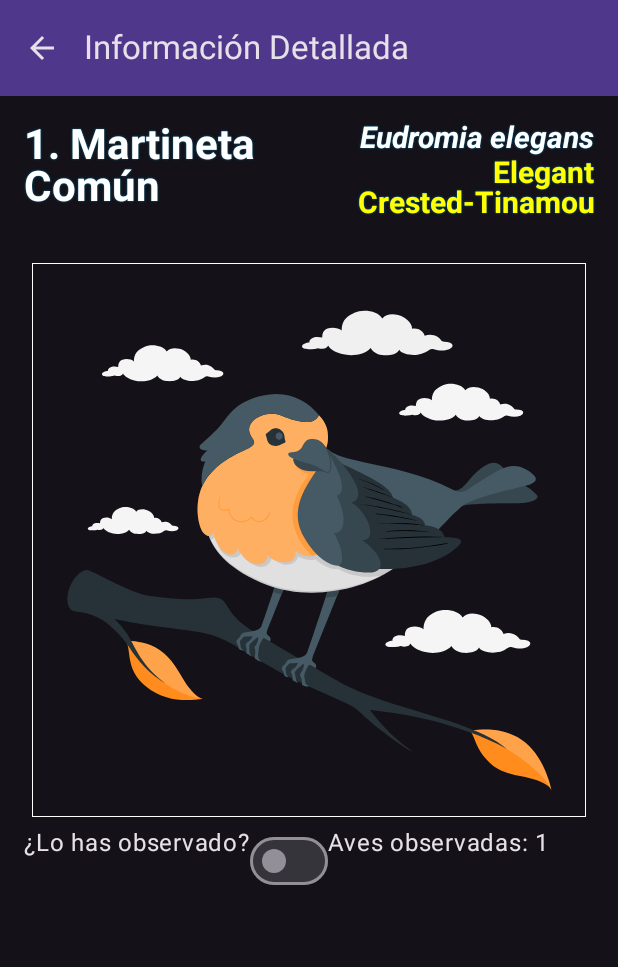
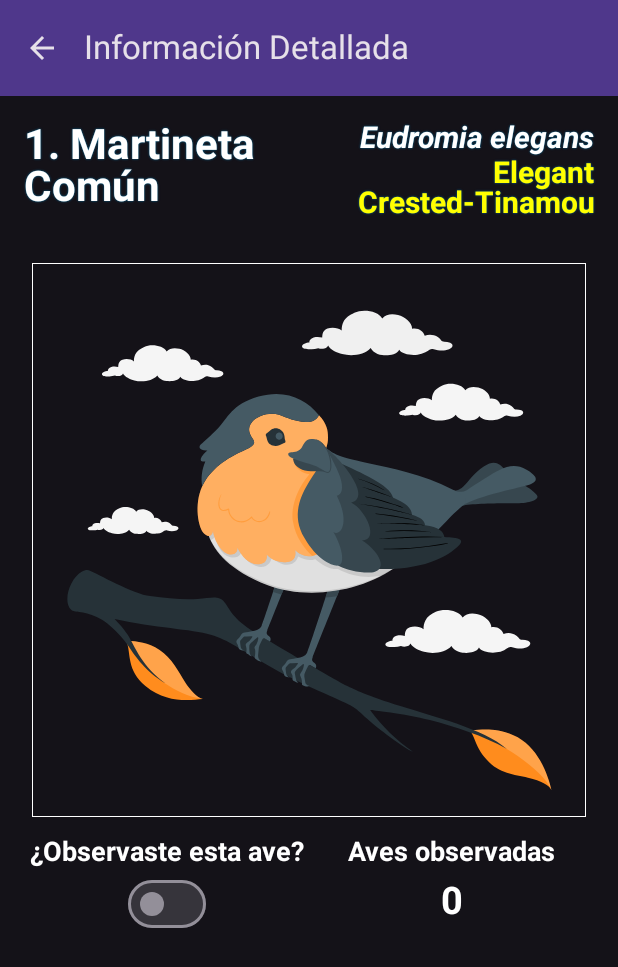
Before and after one commit to PernasA/MyBirdsApp, an Android app built with Jetpack Compose: the BirdsListPage screen opened through its navigation route, after a tap on an icon or button, on a phone screen of 412 x 824 dp. Shown: the top 967 px of the screen. Run offline under Robolectric (Android 15) with nearby library versions, the phone set to English and light mode, and no system bars; our stand-ins replace Room's generated code, livedata-compose.

Commit message:
Checkbox working | Checkbox added to check when a bird was observed.

```diff
--- /dev/null
+++ b/app/src/main/java/com/example/mybirdsapp/models/GlobalCounterBirdsObserved.kt
@@ -0,0 +1,23 @@
+import androidx.lifecycle.LiveData
+import androidx.lifecycle.MutableLiveData
+
+object GlobalCounterBirdsObserved {
+    private val _counter = MutableLiveData(0)
+    val counter: LiveData<Int> get() = _counter
+
+    fun setCounter(value: Int) {
+        _counter.value = value
+    }
+
+    private fun incrementCounter() {
+        _counter.value = (_counter.value ?: 0) + 1
+    }
+
+    fun toggleCounter(isObserved: Boolean) {
+        if (isObserved) {
+            incrementCounter()
+        } else {
+            _counter.value = (_counter.value ?: 0) - 1
+        }
+    }
+}
--- a/app/src/main/java/com/example/mybirdsapp/viewModels/BirdsListViewModel.kt
+++ b/app/src/main/java/com/example/mybirdsapp/viewModels/BirdsListViewModel.kt
@@ -43,6 +43,10 @@ class BirdsListViewModel(
                 listObservedBirds = roomBirdsDao.getAllBirds().first()
                 if (listObservedBirds.isEmpty()){
                     createFileAllBirds(dataBirdsList.size)
+                    GlobalCounterBirdsObserved.setCounter(0)
+                } else {
+                    val quantityBirdsWereObserved = listObservedBirds.count { it.wasObserved }
+                    GlobalCounterBirdsObserved.setCounter(quantityBirdsWereObserved)
                 }
             }
         }
--- a/app/src/main/java/com/example/mybirdsapp/views/BirdDescriptionPage.kt
+++ b/app/src/main/java/com/example/mybirdsapp/views/BirdDescriptionPage.kt
@@ -15,10 +15,10 @@ import androidx.compose.material.icons.Icons
 import androidx.compose.material.icons.filled.Check
 import androidx.compose.material3.Icon
 import androidx.compose.material3.Switch
-import androidx.compose.material3.SwitchDefaults
 import androidx.compose.material3.Text
 import androidx.compose.runtime.Composable
 import androidx.compose.runtime.getValue
+import androidx.compose.runtime.livedata.observeAsState
 import androidx.compose.runtime.mutableStateOf
 import androidx.compose.runtime.remember
 import androidx.compose.runtime.setValue
@@ -59,19 +59,7 @@ fun BirdDescriptionPage(bird: Bird, birdsListViewModel: BirdsListViewModel) {
             contentDescription = stringResource(id = R.string.image_bird_description),
             contentScale = ContentScale.FillWidth
         )
-        Row(
-            modifier = Modifier
-                .fillMaxWidth()
-                .height(90.dp)
-        ) {
-            Text(
-                text = stringResource(R.string.have_you_observed)
-            )
-            SwitchWasObserved(birdsListViewModel, bird.id)
-            Text(
-                text = "${stringResource(R.string.birds_observed)}: ${bird.id}"
-            )
-        }
+        RowCounterObserved(bird, birdsListViewModel)
     }
 }
 
@@ -135,22 +123,77 @@ fun RowNames(bird: Bird, modifier: Modifier) {
 }
 
 @Composable
+fun RowCounterObserved(bird: Bird, birdsListViewModel: BirdsListViewModel) {
+    Row(
+        modifier = Modifier
+            .fillMaxWidth()
+            .height(90.dp)
+            .padding(top = 7.dp)
+    ) {
+        Column(Modifier.weight(1F).align(Alignment.Top)) {
+            Text(
+                text = stringResource(R.string.have_you_observed),
+                style = TextStyle(
+                    fontWeight = FontWeight.Bold,
+                    fontSize = 18.sp,
+                    lineHeight = 18.sp,
+                    letterSpacing = 0.sp,
+                    textAlign = TextAlign.Center,
+                    color = Color.White,
+                ),
+                modifier = Modifier.fillMaxWidth()
+            )
+            SwitchWasObserved(birdsListViewModel, bird.id)
+        }
+        Column(Modifier.weight(1F).align(Alignment.Top)) {
+            Text(
+                text = stringResource(R.string.birds_observed),
+                style = TextStyle(
+                    fontWeight = FontWeight.Bold,
+                    fontSize = 18.sp,
+                    lineHeight = 18.sp,
+                    letterSpacing = 0.sp,
+                    textAlign = TextAlign.Center,
+                    color = Color.White,
+                ),
+                modifier = Modifier.fillMaxWidth()
+            )
+            val counterState by GlobalCounterBirdsObserved.counter.observeAsState(0)
+            Text(
+                text = counterState.toString(),
+                style = TextStyle(
+                    fontWeight = FontWeight.Bold,
+                    fontSize = 25.sp,
+                    lineHeight = 25.sp,
+                    letterSpacing = 0.sp,
+                    textAlign = TextAlign.Center,
+                    color = Color.White,
+                ),
+                modifier = Modifier.fillMaxWidth().padding(top = 7.dp)
+            )
+        }
+    }
+}
+
+@Composable
 fun SwitchWasObserved(birdsListViewModel: BirdsListViewModel, birdId: Int) {
     var checked by remember {
         mutableStateOf(birdsListViewModel.listObservedBirds[birdId-1].wasObserved)
     }
     Switch(
+        modifier = Modifier.fillMaxWidth(),
         checked = checked,
         onCheckedChange = {
             checked = it
             birdsListViewModel.editBirdWasObserved(RoomBird(birdId, checked))
+            GlobalCounterBirdsObserved.toggleCounter(checked)
         },
         thumbContent = if (checked) {
             {
                 Icon(
                     imageVector = Icons.Filled.Check,
                     contentDescription = null,
-                    modifier = Modifier.size(SwitchDefaults.IconSize),
+                    modifier = Modifier.size(20.dp),
                 )
             }
         } else { null }
--- a/app/src/main/java/com/example/mybirdsapp/views/BirdsListPage.kt
+++ b/app/src/main/java/com/example/mybirdsapp/views/BirdsListPage.kt
@@ -12,29 +12,34 @@ import androidx.compose.foundation.layout.fillMaxSize
 import androidx.compose.foundation.layout.fillMaxWidth
 import androidx.compose.foundation.layout.height
 import androidx.compose.foundation.layout.padding
+import androidx.compose.foundation.layout.width
 import androidx.compose.foundation.lazy.LazyColumn
 import androidx.compose.foundation.lazy.items
 import androidx.compose.material3.Card
 import androidx.compose.material3.CardDefaults
+import androidx.compose.material3.Checkbox
+import androidx.compose.material3.CheckboxColors
 import androidx.compose.material3.MaterialTheme
 import androidx.compose.material3.Text
 import androidx.compose.runtime.Composable
+import androidx.compose.runtime.getValue
+import androidx.compose.runtime.mutableStateOf
+import androidx.compose.runtime.remember
+import androidx.compose.runtime.setValue
 import androidx.compose.ui.Alignment
 import androidx.compose.ui.Modifier
 import androidx.compose.ui.graphics.Color
-import androidx.compose.ui.graphics.Shadow
 import androidx.compose.ui.layout.ContentScale
 import androidx.compose.ui.res.painterResource
 import androidx.compose.ui.res.stringResource
 import androidx.compose.ui.text.TextStyle
 import androidx.compose.ui.text.font.FontWeight
 import androidx.compose.ui.text.style.TextAlign
-import androidx.compose.ui.tooling.preview.Preview
 import androidx.compose.ui.unit.dp
 import androidx.compose.ui.unit.sp
 import com.example.mybirdsapp.R
 import com.example.mybirdsapp.models.Bird
-import com.example.mybirdsapp.ui.theme.LightBlueDark
+import com.example.mybirdsapp.models.room.RoomBird
 import com.example.mybirdsapp.viewModels.BirdsListViewModel
 
 @Composable
@@ -52,12 +57,13 @@ fun BirdsListPage(
             Row(
                 modifier = Modifier
                     .fillMaxWidth()
-                    .height(225.dp)
+                    .height(270.dp)
             ) {
                 for (bird in rowBirds) {
                     BirdCard(
                         bird,
                         onBirdClick,
+                        birdsListViewModel,
                         Modifier.weight(1F)
                     )
                 }
@@ -73,6 +79,7 @@ fun BirdsListPage(
 fun BirdCard(
     bird: Bird,
     onBirdClick: (Bird) -> Unit,
+    birdsListViewModel: BirdsListViewModel,
     modifier: Modifier
 ) {
     Card(
@@ -89,50 +96,82 @@ fun BirdCard(
             .clickable(onClick = { onBirdClick(bird) })
     ) {
         Column (
-            modifier.fillMaxSize().align(Alignment.CenterHorizontally)
+            modifier
+                .fillMaxSize()
+                .align(Alignment.CenterHorizontally)
         ) {
             Text(
                 modifier = Modifier
-                    .padding(top = 10.dp, bottom = 4.dp)
-                    .fillMaxWidth(),
+                    .padding(top = 10.dp)
+                    .fillMaxWidth()
+                    .height(50.dp),
                 text = "${bird.id}. ${bird.name}",
                 style = TextStyle(
                     fontWeight = FontWeight.Bold,
                     fontSize = 22.sp,
                     lineHeight = 22.sp,
                     letterSpacing = 0.sp,
-                    shadow = Shadow(LightBlueDark, blurRadius = 1.0f),
                     textAlign = TextAlign.Center,
                     color = Color.Black
-                )
+                ),
+                maxLines = 2
             )
             Image(
                 modifier = Modifier
                     .fillMaxWidth()
-                    .padding(8.dp)
+                    .height(150.dp)//todo:verify
+                    .padding(horizontal = 10.dp)
                     .border(BorderStroke(0.5.dp, Color.Black)),
                 painter = painterResource(id = bird.imageResId),
                 contentDescription = stringResource(id = R.string.image_bird_description),
                 contentScale = ContentScale.FillWidth
             )
+            CardRowCheckBox(
+                birdsListViewModel,
+                bird.id,
+                Modifier.fillMaxWidth().align(Alignment.CenterHorizontally)
+            )
         }
     }
 }
 
-@Preview(showBackground = true)
 @Composable
-fun BirdsListPagePreview() {
-    Row (
-        modifier = Modifier
-            .fillMaxWidth()
-            .height(220.dp)
-    ){
-        BirdCard(
-            bird = Bird(
-                1, "Zorzal colorado", 1, 1, 1, "",
-                "", "", "", R.drawable.orange_bird_draw, false
-            ), {},
-            modifier = Modifier.weight(1F)
+fun CardRowCheckBox(
+    birdsListViewModel: BirdsListViewModel,
+    birdId: Int,
+    modifier: Modifier
+    ) {
+    Row(
+        modifier = modifier
+            .padding(start =  15.dp, top = 10.dp, bottom = 10.dp, end = 10.dp)
+            .height(30.dp),//todo:verify
+        verticalAlignment = Alignment.CenterVertically
+    ) {
+        Text(
+            modifier = Modifier.align(Alignment.CenterVertically),
+            text = stringResource(id = R.string.bird_observed),
+            style = TextStyle(
+                fontWeight = FontWeight.Bold,
+                fontSize = 16.sp,
+                lineHeight = 16.sp,
+                letterSpacing = 0.sp,
+                color = Color.Black
+            )
+        )
+        Spacer(modifier = Modifier.width(8.dp))
+
+        var checked by remember {
+            mutableStateOf(birdsListViewModel.listObservedBirds[birdId-1].wasObserved)
+        }
+        Checkbox(
+            modifier = Modifier.align(Alignment.CenterVertically),
+            checked = checked,
+            onCheckedChange = {
+                checked = it
+                birdsListViewModel.editBirdWasObserved(RoomBird(birdId, checked))
+                GlobalCounterBirdsObserved.toggleCounter(checked)
+
+            }
         )
     }
 }
--- a/app/src/main/java/com/example/mybirdsapp/views/HomePage.kt
+++ b/app/src/main/java/com/example/mybirdsapp/views/HomePage.kt
@@ -62,7 +62,7 @@ fun HomePage(
 fun MyFilledButton(onClick: () -> Unit, buttonText: Int) {
     FilledTonalButton(
         onClick = { onClick() },
-        Modifier.padding(top = 20.dp)
+        Modifier.padding(top = 40.dp)
     ) {
         Text(stringResource(buttonText), fontSize = 30.sp)
     }
--- a/app/src/main/res/values/strings.xml
+++ b/app/src/main/res/values/strings.xml
@@ -4,7 +4,7 @@
     <string name="title_main_page">Aves de las Sierras Centrales de Argentina</string>
     <string name="birds_page_title">Lista de Aves</string>
     <string name="bird_description_page_title">Información Detallada</string>
-    <string name="observation_routes_page_title">Recorridos de observación</string>
+    <string name="observation_routes_page_title">Recorridos</string>
     <string name="about_us_page_title">Sobre nosotros</string>
 
     <string name="app_name">Aves de Merlo</string>
@@ -19,12 +19,12 @@
 
     #Buttons names
     <string name="birds_list">Lista de Aves</string>
-    <string name="observation_routes">Recorridos de observación</string>
+    <string name="observation_routes">Recorridos</string>
     <string name="about_us">Sobre nosotros</string>
 
     #Texts
-    <string name="have_you_observed">¿Lo has observado?</string>
+    <string name="have_you_observed">¿Observaste esta ave?</string>
+    <string name="bird_observed">Ave observada:</string>
     <string name="birds_observed">Aves observadas</string>
 
-
 </resources>
```
